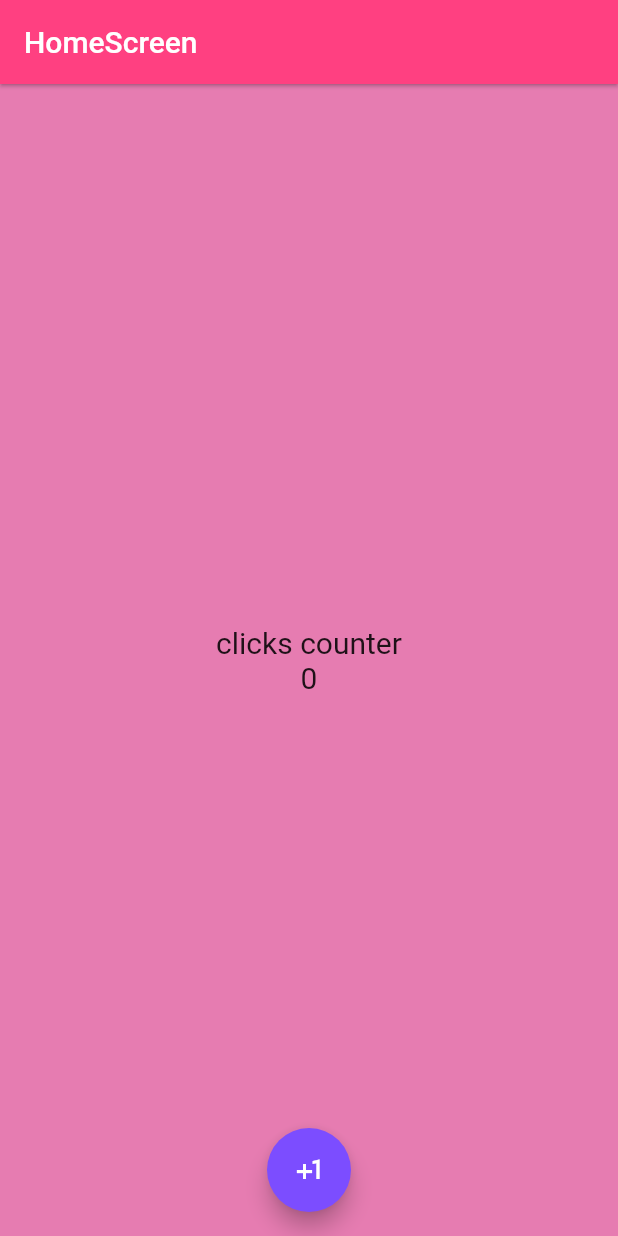
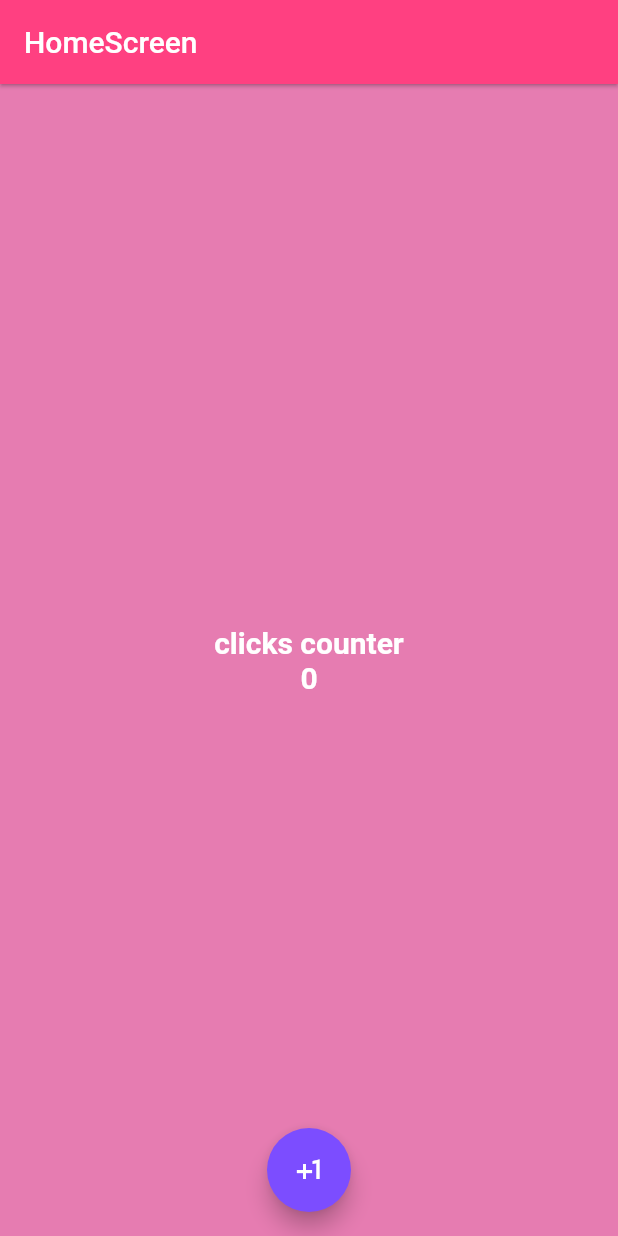
Before and after one commit to valfranciscangeli/counter_app2, a Flutter app: the screen it shows after launch, after a tap on the "plus one" icon, on a phone screen of 412 x 824 dp. Run offline on Flutter 3.47's test engine with Material 2 defaults, Android fonts, the light colour scheme and no system bars.

Commit message:
fin clase 53

```diff
--- a/lib/screens/home_screen.dart
+++ b/lib/screens/home_screen.dart
@@ -6,7 +6,9 @@ class HomeScreen extends StatelessWidget {
 
   @override
   Widget build(BuildContext context) {
-    var fontSize = const TextStyle(fontSize: 20);
+    var fontConfig = const TextStyle(
+        fontSize: 20, color: Colors.white, fontWeight: FontWeight.bold);
+    int counter = 0;
 
     return Scaffold(
       // scaffold le da como un tema pa que se vea astetik
@@ -26,22 +28,24 @@ class HomeScreen extends StatelessWidget {
             // <widget> significa que todo lo que ponga dentro de las llaves debe ser un widget
             Text(
               'clicks counter',
-              style: fontSize,
+              style: fontConfig,
             ),
             Text(
-              '0',
-              style: fontSize,
+              '$counter',
+              style: fontConfig,
             ),
           ],
         ),
       ),
       floatingActionButtonLocation: FloatingActionButtonLocation.centerFloat,
       floatingActionButton: FloatingActionButton(
-        child: const Icon(Icons.plus_one),
         onPressed: () {
-          print('Hola \n');
+          counter++;
+          print('Hola \n $counter');
+
         },
         backgroundColor: Colors.deepPurpleAccent,
+        child: const Icon(Icons.plus_one),
       ),
     );
   }
```
